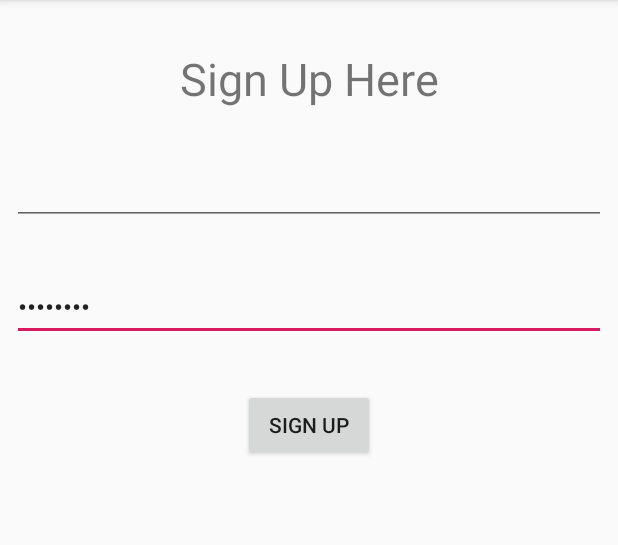
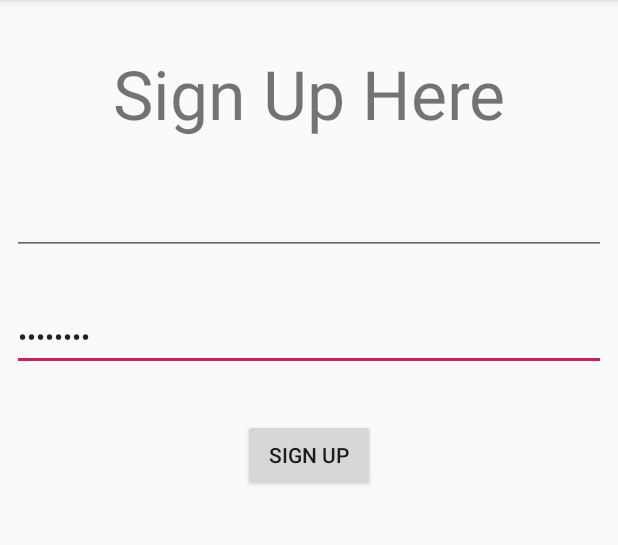
Before and after one commit to notChewy1324/AKidAgainAndroid, an Android app: the signup screen opened directly, with no data from a screen before it, on a phone screen of 412 x 824 dp, the part 84-629 px from its top. Run offline under Robolectric (Android 15) with nearby library versions, the phone set to English and light mode, and no system bars.

Commit message:
Update activity_signup.xml

```diff
--- a/app/src/main/res/layout/activity_signup.xml
+++ b/app/src/main/res/layout/activity_signup.xml
@@ -75,7 +75,7 @@
         android:layout_height="wrap_content"
         android:layout_marginTop="32dp"
         android:text="@string/SignUpTitleText"
-        android:textSize="30sp"
+        android:textSize="45sp"
         app:layout_constraintEnd_toEndOf="parent"
         app:layout_constraintStart_toStartOf="parent"
         app:layout_constraintTop_toTopOf="parent" />
```
